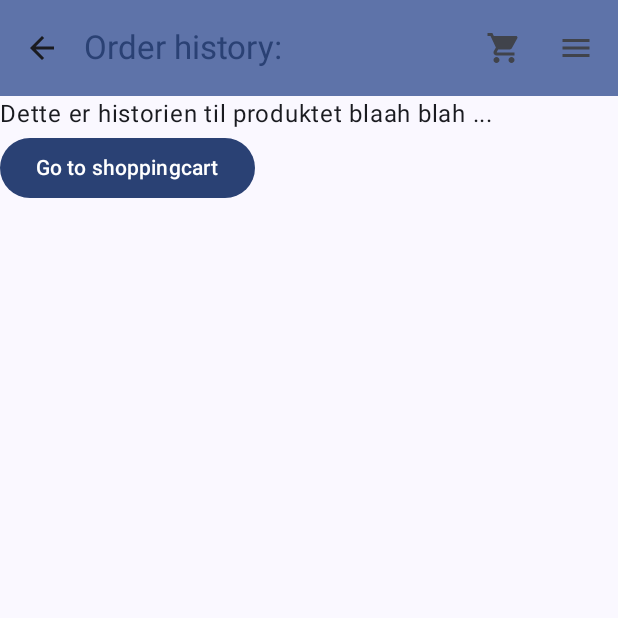
After one commit to AnisaHashi/PGR208-2023H, an Android app built with Jetpack Compose: the OrderHistory screen opened through its navigation route, on a phone screen of 412 x 824 dp, the top half of it. The commit adds this screen. Run offline under Robolectric (Android 15) with nearby library versions, the phone set to English and light mode, and no system bars; pictures from the network do not load; 3 statements that could not run were skipped.

Commit message:
Laget andre screens

```diff
--- a/app/build.gradle.kts
+++ b/app/build.gradle.kts
@@ -5,7 +5,7 @@ plugins {
 
 android {
     namespace = "com.example.pgr208_2023h"
-    compileSdk = 33
+    compileSdk = 34
 
     defaultConfig {
         applicationId = "com.example.pgr208_2023h"
@@ -50,6 +50,7 @@ android {
 }
 
 dependencies {
+    implementation ("androidx.navigation:navigation-compose:2.7.5")
     implementation ("io.coil-kt:coil-compose:1.4.0")
 
     implementation("androidx.core:core-ktx:1.9.0")
--- /dev/null
+++ b/app/src/main/java/com/example/pgr208_2023h/products.kt
@@ -0,0 +1,41 @@
+package com.example.pgr208_2023h
+
+data class Product(
+    val id: Int,
+    val title: String,
+    val category: String,
+    val price: Double,
+    val image: String
+)
+
+val product1 =
+    Product(
+        id = 1,
+        title = "Fjallraven - Foldsack No. 1 Backpack, Fits 15 Laptops",
+        category = "men's clothing",
+        price = 109.95,
+        image = "https://fakestoreapi.com/img/81fPKd-2AYL._AC_SL1500_.jpg"
+    )
+
+val product2 =
+    Product(
+        id = 2,
+        title = "Mens Casual Premium Slim Fit T-Shirts",
+        category = "men's clothing",
+        price = 22.3,
+        image = "https://fakestoreapi.com/img/71-3HjGNDUL._AC_SY879._SX._UX._SY._UY_.jpg"
+    )
+
+val product3 =
+    Product(
+        id = 3,
+        title = "Mens Cotton Jacket",
+        category = "men's clothing",
+        price = 55.99,
+        image = "https://fakestoreapi.com/img/71li-ujtlUL._AC_UX679_.jpg"
+    )
+
+
+fun getProducts(): List<Product> {
+    return listOf(product1, product2, product3)
+}
--- /dev/null
+++ b/app/src/main/java/com/example/pgr208_2023h/screens/Home.kt
@@ -0,0 +1,167 @@
+package com.example.pgr208_2023h.screens
+
+
+
+import androidx.compose.foundation.Image
+import androidx.compose.foundation.background
+import androidx.compose.foundation.layout.Arrangement
+import androidx.compose.foundation.layout.Column
+import androidx.compose.foundation.layout.PaddingValues
+import androidx.compose.foundation.layout.Row
+import androidx.compose.foundation.layout.Spacer
+import androidx.compose.foundation.layout.fillMaxSize
+import androidx.compose.foundation.layout.fillMaxWidth
+import androidx.compose.foundation.layout.height
+import androidx.compose.foundation.layout.padding
+import androidx.compose.foundation.layout.size
+import androidx.compose.foundation.layout.width
+import androidx.compose.foundation.lazy.LazyColumn
+import androidx.compose.foundation.lazy.items
+import androidx.compose.material.icons.Icons
+import androidx.compose.material.icons.filled.ArrowBack
+import androidx.compose.material.icons.filled.Menu
+import androidx.compose.material.icons.filled.ShoppingCart
+import androidx.compose.material3.Card
+import androidx.compose.material3.ExperimentalMaterial3Api
+import androidx.compose.material3.Icon
+import androidx.compose.material3.IconButton
+import androidx.compose.material3.MaterialTheme
+import androidx.compose.material3.Scaffold
+import androidx.compose.material3.Text
+import androidx.compose.material3.TopAppBar
+import androidx.compose.material3.TopAppBarDefaults
+import androidx.compose.material3.rememberTopAppBarState
+import androidx.compose.runtime.Composable
+import androidx.compose.ui.Modifier
+import androidx.compose.ui.graphics.Color
+import androidx.compose.ui.text.style.TextOverflow
+import androidx.compose.ui.unit.dp
+import androidx.navigation.NavController
+import coil.compose.rememberImagePainter
+import com.example.pgr208_2023h.Product
+
+import com.example.pgr208_2023h.getProducts
+
+@OptIn(ExperimentalMaterial3Api::class)
+@Composable
+fun Home(navController: NavController) {
+    val scrollBehavior = TopAppBarDefaults.enterAlwaysScrollBehavior(rememberTopAppBarState())
+
+
+
+    Scaffold(
+        topBar = {
+            TopAppBar(
+                colors = TopAppBarDefaults.mediumTopAppBarColors(
+                    containerColor = MaterialTheme.colorScheme.primaryContainer,
+                    titleContentColor = MaterialTheme.colorScheme.primary,
+                ),
+                title = {
+                    Text(
+                        "Products",
+                        maxLines = 1,
+                        overflow = TextOverflow.Ellipsis
+                    )
+                },
+                actions = {
+                    IconButton(onClick = {
+                        navController.navigate("ShoppingCart")
+                    }) {
+                        Icon(
+                            imageVector = Icons.Filled.ShoppingCart,
+                            contentDescription = "Localized description"
+                        )
+                    }
+                    IconButton(onClick = { /* do something */ }) {
+                        Icon(
+                            imageVector = Icons.Filled.Menu,
+                            contentDescription = "Localized description"
+                        )
+                    }
+                },
+                scrollBehavior = scrollBehavior
+            )
+        },
+    ) { innerPadding ->
+        ScrollContent(innerPadding, onClick = { navController.navigate("Details")})
+    }
+}
+
+@Composable
+fun ScrollContent(innerPadding: PaddingValues,  onClick: ()-> Unit) {
+    val range = 1..10
+
+    LazyColumn(
+        modifier = Modifier
+            .fillMaxSize(),
+        contentPadding = innerPadding,
+        verticalArrangement = Arrangement.spacedBy(8.dp)
+    ) {
+        items(getProducts()) { product ->
+            ProductCard( product, onClick)
+        }
+    }
+}
+
+
+@OptIn(ExperimentalMaterial3Api::class)
+@Composable
+fun ProductCard(product: Product, onClick: ()-> Unit) {
+    Card(
+
+        modifier = Modifier
+            .fillMaxWidth()
+            .height(180.dp)
+            .padding(16.dp),
+
+        onClick = {
+            onClick()
+        }
+
+
+    ) {
+        Row(
+            modifier = Modifier
+                .fillMaxWidth()
+                .background(Color.White)
+                .padding(16.dp)
+        ) {
+            // Image on the left
+            Image(
+                painter = rememberImagePainter(
+                    data = product.image, // Replace with your image URL
+                    builder = {
+                        crossfade(true)
+                    }
+                ),
+                contentDescription = null,
+                modifier = Modifier
+                    .size(100.dp)
+                    .background(Color.White)
+            )
+
+            // Spacer to separate image and text
+            Spacer(modifier = Modifier.width(16.dp))
+
+            // Title and text on the right
+            Column {
+                Text(
+                    text = product.title,
+                    style = MaterialTheme.typography.titleMedium,
+
+                    modifier = Modifier.padding(bottom = 4.dp)
+                )
+                Text(
+                    text = product.category,
+                    style = MaterialTheme.typography.bodyMedium
+                )
+                Text(
+                    text = "$${product.price}",
+                    style = MaterialTheme.typography.bodyMedium
+                )
+            }
+        }
+
+    }
+
+}
--- /dev/null
+++ b/app/src/main/java/com/example/pgr208_2023h/screens/OrderHistory.kt
@@ -0,0 +1,86 @@
+package com.example.pgr208_2023h.screens
+
+import androidx.compose.foundation.layout.Column
+import androidx.compose.foundation.layout.padding
+import androidx.compose.material.icons.Icons
+import androidx.compose.material.icons.filled.ArrowBack
+import androidx.compose.material.icons.filled.Menu
+import androidx.compose.material.icons.filled.ShoppingCart
+import androidx.compose.material3.Button
+import androidx.compose.material3.ExperimentalMaterial3Api
+import androidx.compose.material3.Icon
+import androidx.compose.material3.IconButton
+import androidx.compose.material3.MaterialTheme
+import androidx.compose.material3.Scaffold
+import androidx.compose.material3.Text
+import androidx.compose.material3.TopAppBar
+import androidx.compose.material3.TopAppBarDefaults
+import androidx.compose.material3.rememberTopAppBarState
+import androidx.compose.runtime.Composable
+import androidx.compose.ui.Modifier
+import androidx.compose.ui.text.style.TextOverflow
+import androidx.navigation.NavController
+
+
+@OptIn(ExperimentalMaterial3Api::class)
+@Composable
+fun OrderHistory(navController: NavController) {
+    val scrollBehavior = TopAppBarDefaults.enterAlwaysScrollBehavior(rememberTopAppBarState())
+
+
+
+    Scaffold(
+        topBar = {
+            TopAppBar(
+                colors = TopAppBarDefaults.mediumTopAppBarColors(
+                    containerColor = MaterialTheme.colorScheme.primaryContainer,
+                    titleContentColor = MaterialTheme.colorScheme.primary,
+                ),
+
+                navigationIcon = {
+                    IconButton(onClick = { navController.popBackStack() }) {
+                        Icon(
+                            imageVector = Icons.Filled.ArrowBack,
+                            contentDescription = "Localized description"
+                        )
+                    }
+                },
+                title = {
+                    Text(
+                        "Order history:",
+                        maxLines = 1,
+                        overflow = TextOverflow.Ellipsis
+                    )
+                },
+                actions = {
+                    IconButton(onClick = {
+                        navController.navigate("ShoppingCart")
+                    }) {
+                        Icon(
+                            imageVector = Icons.Filled.ShoppingCart,
+                            contentDescription = "Localized description"
+                        )
+                    }
+                    IconButton(onClick = { navController.navigate("") }) {
+                        Icon(
+                            imageVector = Icons.Filled.Menu,
+                            contentDescription = "Localized description"
+                        )
+                    }
+                },
+                scrollBehavior = scrollBehavior
+            )
+        },
+    ) { innerPadding ->
+        Column(modifier = Modifier.padding(innerPadding)) {
+
+            Text(text = "Dette er historien til produktet blaah blah ... ")
+
+            Button(onClick = { navController.navigate("ShoppingCart") }) {
+                Text(text = "Go to shoppingcart")
+            }
+
+        }
+        // ScrollContent(innerPadding, onClick = { navController.navigate("Details")})
+    }
+}
```
Also changed, not shown: app/src/main/java/com/example/pgr208_2023h/MainActivity.kt (+33 -149 lines), app/src/main/java/com/example/pgr208_2023h/screens/Details.kt (added, +94 -0 lines), app/src/main/java/com/example/pgr208_2023h/screens/ShoppingCart.kt (added, +149 -0 lines).
